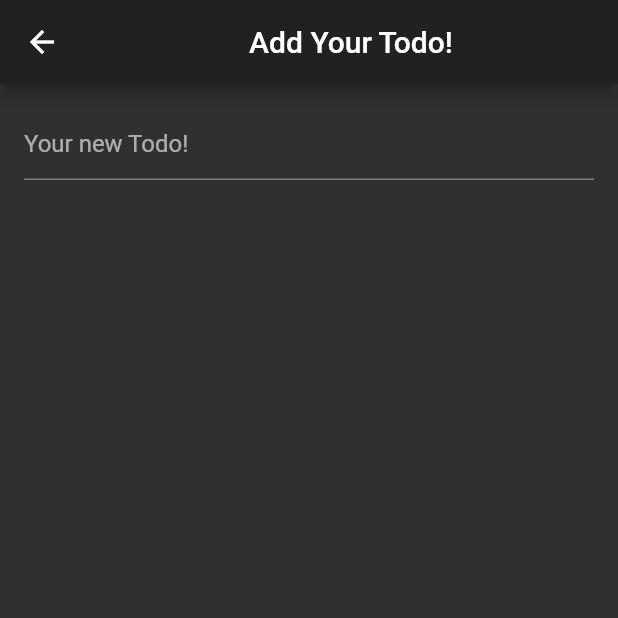
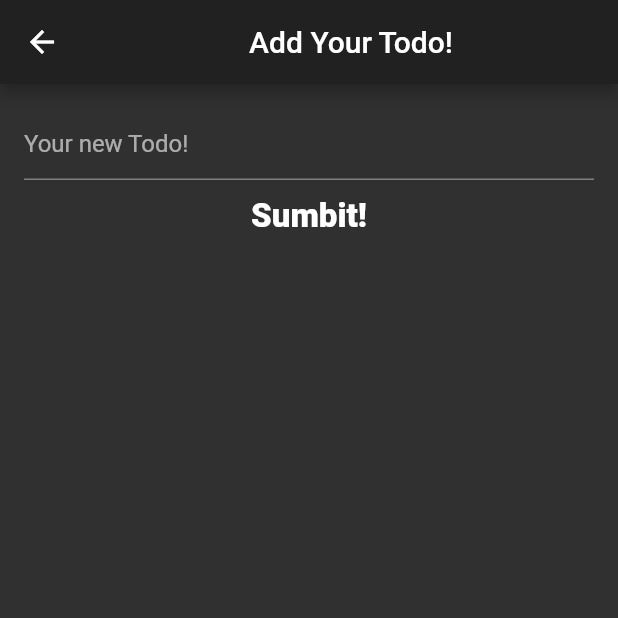
Before and after one commit to SzymanskiFilip/flutter-todo-app, a Flutter app: the AddingScreen screen opened directly, on a phone screen of 412 x 824 dp, the top half of it. Run offline on Flutter 3.47's test engine with Material 2 defaults, Android fonts, the phone set to English and light mode, and no system bars.

Commit message:
created a flat button that will submit the entered value to the list

```diff
--- a/todo/lib/adding_screen.dart
+++ b/todo/lib/adding_screen.dart
@@ -26,6 +26,16 @@ class AddingScreen extends StatelessWidget {
                   },
                 ),
               ),
+              FlatButton(
+                onPressed: () {},
+                child: Text(
+                  "Sumbit!",
+                  style: TextStyle(
+                    fontSize: 22,
+                    fontWeight: FontWeight.w900,
+                  ),
+                ),
+              ),
             ],
           ),
         ),
```
